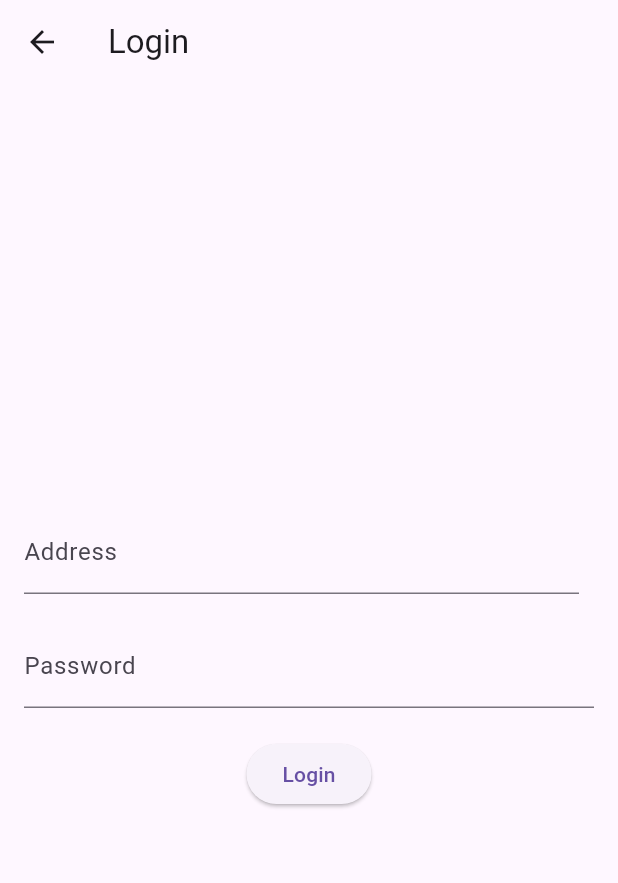
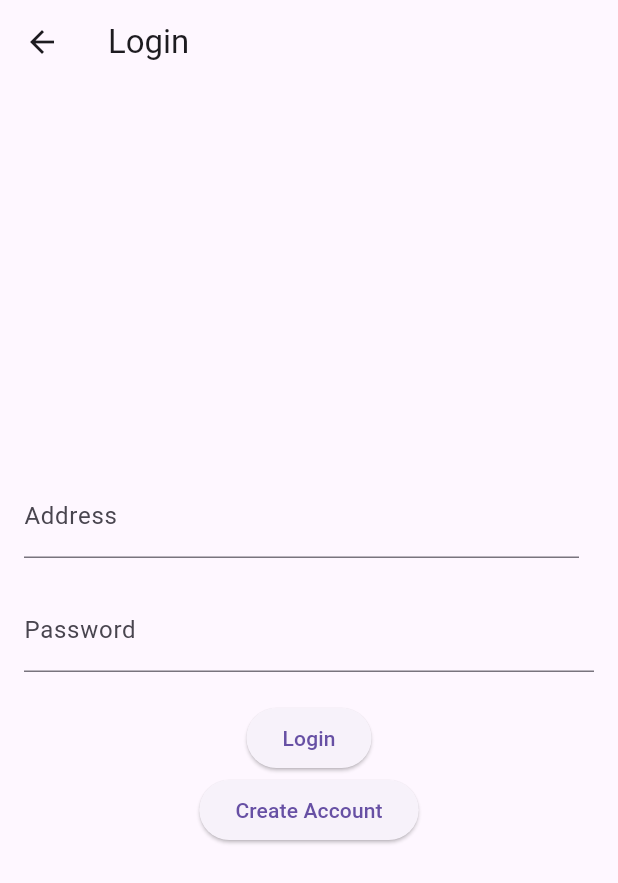
Before and after one commit to MehadiReaz/mail.tm_app, a Flutter app: the LoginScreen screen opened directly with empty values, on a phone screen of 412 x 824 dp. Shown: the top 883 px of the screen. Run offline on Flutter 3.47's test engine with Material 3 defaults, Android fonts, the phone set to English and light mode, and no system bars; our stand-ins replace bloc, dio, equatable, flutter_bloc, get_it, shared_preferences; accounts and stored records are empty; network calls fail.

Commit message:
create account complete

```diff
--- a/lib/data/models/home_model.dart
+++ b/lib/data/models/home_model.dart
@@ -58,7 +58,7 @@ class MessageModel extends Equatable {
     return MessageModel(
       id: json['id'] ?? '',
       msgid: json['msgid'] ?? '',
-      from: json['from'] ?? {},
+      from: Map<String, dynamic>.from(json['from'] ?? {}),
       to: List<Map<String, dynamic>>.from(json['to'] ?? []),
       subject: json['subject'] ?? '',
       intro: json['intro'] ?? '',
--- a/lib/main.dart
+++ b/lib/main.dart
@@ -1,6 +1,7 @@
 import 'package:flutter/material.dart';
 import 'package:flutter_bloc/flutter_bloc.dart';
 
+import 'presentation/blocs/create_account/create_account_cubit.dart';
 import 'presentation/blocs/domain/domain_cubit.dart';
 import 'presentation/blocs/home/home_cubit.dart';
 import 'presentation/blocs/login/login_cubit.dart';
@@ -20,6 +21,7 @@ class MyApp extends StatelessWidget {
         BlocProvider(create: (context) => DomainCubit()),
         BlocProvider(create: (context) => LoginCubit()),
         BlocProvider(create: (context) => HomeCubit()),
+        BlocProvider(create: (context) => CreateAccountCubit()),
       ],
       child: MaterialApp(
         title: 'QtecS',
--- a/lib/presentation/blocs/create_account/create_account_cubit.dart
+++ b/lib/presentation/blocs/create_account/create_account_cubit.dart
@@ -0,0 +1,27 @@
+// create_account_cubit.dart
+import 'package:bloc/bloc.dart';
+import 'package:equatable/equatable.dart';
+
+import '../../../app/dio.dart';
+
+part 'create_account_state.dart';
+
+class CreateAccountCubit extends Cubit<CreateAccountState> {
+  CreateAccountCubit() : super(CreateAccountInitial());
+
+  Future<void> createAccount(String address, String password) async {
+    try {
+      await DioInstance.dio.post(
+        '/accounts',
+        data: {
+          'address': address,
+          'password': password,
+        },
+      );
+      emit(const CreateAccountSuccess());
+    } catch (e) {
+      print("Error during account creation: $e");
+      emit(CreateAccountError(e.toString()));
+    }
+  }
+}
--- a/lib/presentation/blocs/create_account/create_account_state.dart
+++ b/lib/presentation/blocs/create_account/create_account_state.dart
@@ -0,0 +1,24 @@
+// create_account_state.dart
+part of 'create_account_cubit.dart';
+
+abstract class CreateAccountState extends Equatable {
+  const CreateAccountState();
+
+  @override
+  List<Object> get props => [];
+}
+
+class CreateAccountInitial extends CreateAccountState {}
+
+class CreateAccountSuccess extends CreateAccountState {
+  const CreateAccountSuccess();
+}
+
+class CreateAccountError extends CreateAccountState {
+  final String error;
+
+  const CreateAccountError(this.error);
+
+  @override
+  List<Object> get props => [error];
+}
--- a/lib/presentation/blocs/login/login_cubit.dart
+++ b/lib/presentation/blocs/login/login_cubit.dart
@@ -14,8 +14,8 @@ class LoginCubit extends Cubit<LoginState> {
       final response = await DioInstance.dio.post(
         '/token',
         data: {
-          "address": "reaz@yogirt.com",
-          "password": "12345678",
+          "address": address,
+          "password": password,
         },
       );
       emit(LoginSuccess(response.data['token']));
--- a/lib/presentation/screens/login_screen.dart
+++ b/lib/presentation/screens/login_screen.dart
@@ -1,8 +1,8 @@
 import 'package:flutter/material.dart';
 import 'package:flutter_bloc/flutter_bloc.dart';
+import 'package:qtec_solution_task/presentation/screens/create_account_screen.dart';
 import 'package:qtec_solution_task/presentation/screens/home_screen.dart';
 
-import '../blocs/home/home_cubit.dart';
 import '../blocs/login/login_cubit.dart';
 
 class LoginScreen extends StatelessWidget {
@@ -19,7 +19,6 @@ class LoginScreen extends StatelessWidget {
       create: (context) => LoginCubit(),
       child: BlocBuilder<LoginCubit, LoginState>(
         builder: (context, state) {
-          var loginState = context.read<LoginCubit>().state;
           print('Login State: $state');
           if (state is LoginSuccess) {
             print('Navigating to HomeScreen');
@@ -70,6 +69,19 @@ class LoginScreen extends StatelessWidget {
                     },
                     child: const Text('Login'),
                   ),
+                  ElevatedButton(
+                    onPressed: () {
+                      Navigator.push(
+                        context,
+                        MaterialPageRoute(
+                          builder: (context) => CreateAccountScreen(
+                            selectedDomain: selectedDomain,
+                          ),
+                        ),
+                      );
+                    },
+                    child: const Text('Create Account'),
+                  ),
                   if (state is LoginError)
                     SizedBox(
                       height: 20,
```
Also changed, not shown: lib/presentation/screens/create_account_screen.dart (+83 -0 lines), lib/presentation/screens/home_screen.dart (+32 -4 lines).
